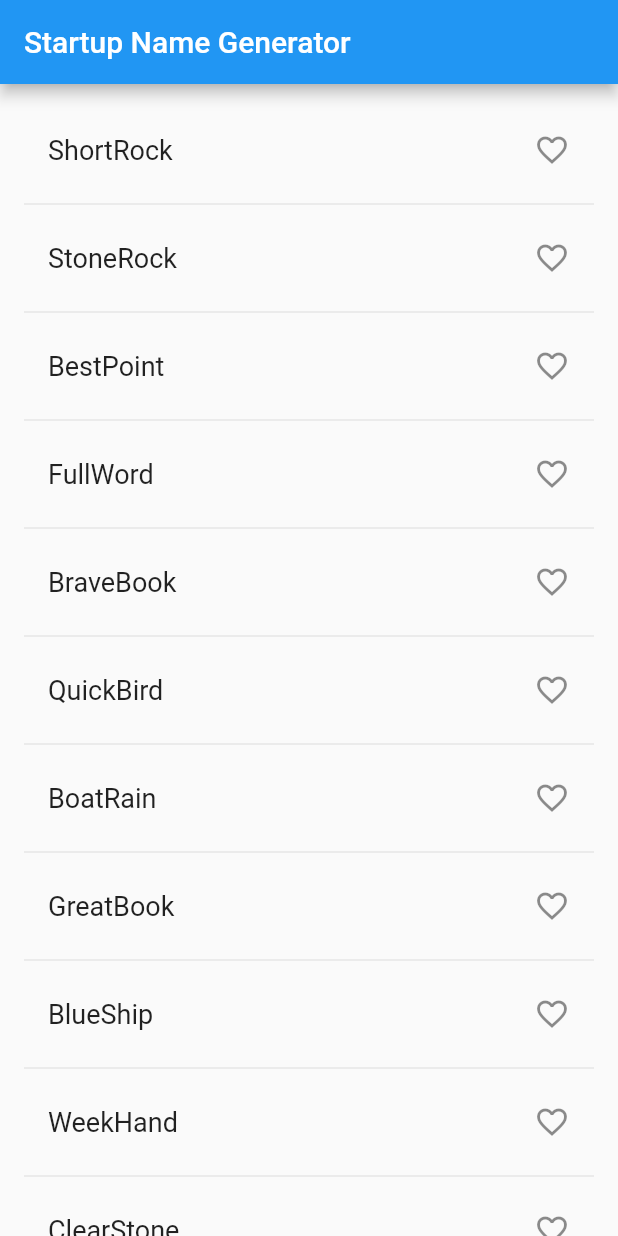
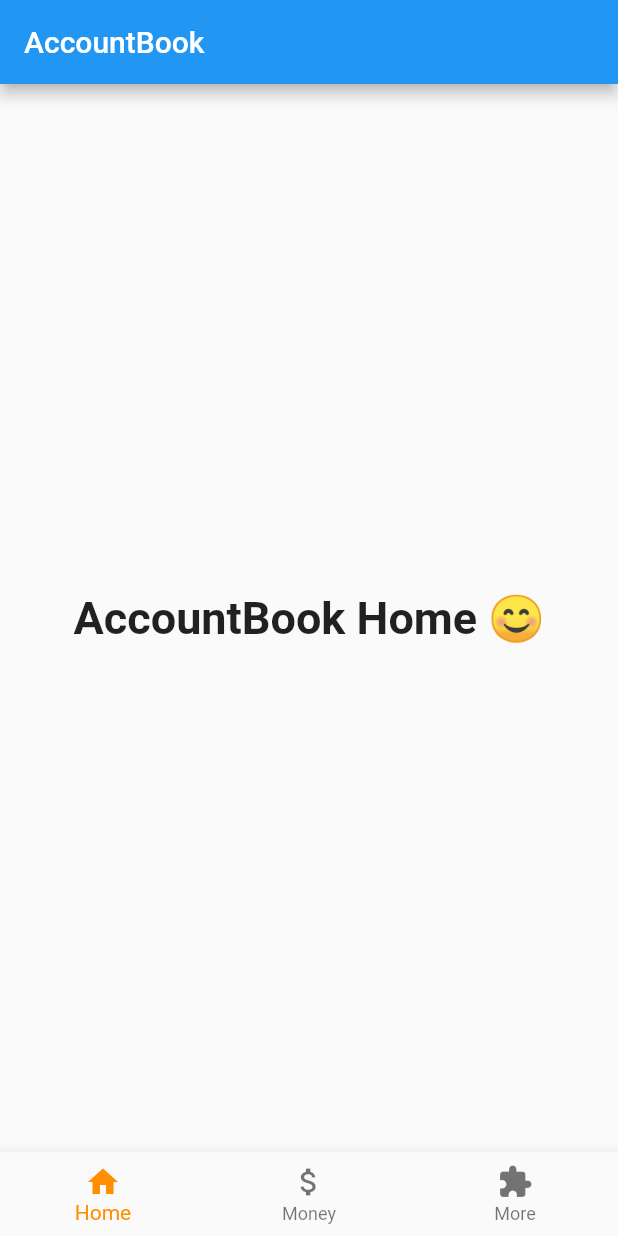
Before and after one commit to xenowits/xenowits_account_book, a Flutter app: the screen it shows after launch, on a phone screen of 412 x 824 dp. Run offline on Flutter 3.47's test engine with Material 2 defaults, Android fonts, the phone set to English and light mode, and no system bars.

Commit message:
feat: complete bottom navigation bar

```diff
--- a/lib/main.dart
+++ b/lib/main.dart
@@ -1,67 +1,113 @@
-import 'dart:math';
+import 'package:flutter/material.dart';
 
-import 'package:flutter/material.dart';
-import 'package:english_words/english_words.dart';
+void main() {
+  runApp(MaterialApp(
+    title: 'Navigation Basics',
+    home: BottomNavigationBarCustom(),
+  ));
+}
 
-void main() => runApp(MyApp());
-
-class MyApp extends StatelessWidget {
+class FirstRoute extends StatelessWidget {
   @override
   Widget build(BuildContext context) {
-    // final wordPair = WordPair.random();
-    return MaterialApp(
-      title: 'Welcome to Flutter',
-      home: RandomWords(),
+    return Scaffold(
+      appBar: AppBar(
+        title: Text('First Route'),
+      ),
+      body: Center(
+        child: ElevatedButton(
+          child: Text('Open route'),
+          onPressed: () {
+            Navigator.push(
+              context,
+              MaterialPageRoute(builder: (context) => SecondRoute()),
+            );
+          },
+        ),
+      ),
     );
   }
 }
 
-class RandomWords extends StatefulWidget {
+class SecondRoute extends StatelessWidget {
   @override
-  _RandomWordsState createState() => _RandomWordsState();
+  Widget build(BuildContext context) {
+    return Scaffold(
+      appBar: AppBar(
+        title: Text("Second Route"),
+      ),
+      body: Center(
+        child: ElevatedButton(
+          onPressed: () {
+            Navigator.pop(context);
+          },
+          child: Text('Go back!'),
+        ),
+      ),
+    );
+  }
 }
 
-class _RandomWordsState extends State<RandomWords> {
-  final _suggestions = <WordPair>[];
-  final _saved = Set<WordPair>();
-  final _biggerFont = TextStyle(fontSize: 18.0);
+class _BottomNavigationBarCustomState extends State<BottomNavigationBarCustom> {
+  int _selectedIndex = 0;
+  static const TextStyle optionStyle =
+      TextStyle(fontSize: 30, fontWeight: FontWeight.bold);
+  static const List<Widget> _widgetOptions = <Widget>[
+    Center(
+      child: Text(
+      'AccountBook Home 😊',
+      style: optionStyle,
+    )),
+    Text(
+      'Money',
+      style: optionStyle,
+    ),
+    Text(
+      'More',
+      style: optionStyle,
+    ),
+  ];
+
+  void _onItemTapped(int index) {
+    setState(() {
+      _selectedIndex = index;
+    });
+  }
 
   @override
   Widget build(BuildContext context) {
     return Scaffold(
       appBar: AppBar(
-        title: Text('Startup Name Generator'),
+        title: const Text('AccountBook'),
       ),
-      body: _buildSuggestions(),
+      body: Center(
+        child: _widgetOptions.elementAt(_selectedIndex),
+      ),
+      bottomNavigationBar: BottomNavigationBar(
+        items: const <BottomNavigationBarItem>[
+          BottomNavigationBarItem(
+            icon: Icon(Icons.home),
+            label: 'Home',
+          ),
+          BottomNavigationBarItem(
+            icon: Icon(Icons.attach_money),
+            label: 'Money',
+          ),
+          BottomNavigationBarItem(
+            icon: Icon(Icons.extension),
+            label: 'More',
+          ),
+        ],
+        currentIndex: _selectedIndex,
+        selectedItemColor: Colors.amber[800],
+        onTap: _onItemTapped,
+      ),
     );
   }
+}
 
-  Widget _buildRow(WordPair pair) {
-    final alreadySaved = _saved.contains(pair);
-    return ListTile(
-      title: Text(
-        pair.asPascalCase,
-        style: _biggerFont,
-      ),
-      trailing: Icon(
-        // NEW from here...
-        alreadySaved ? Icons.favorite : Icons.favorite_border,
-        color: alreadySaved ? Colors.red : null,
-      ), // ... to here.
-    );
-  }
-
-  Widget _buildSuggestions() {
-    return ListView.builder(
-        padding: EdgeInsets.all(16.0),
-        itemBuilder: /*1*/ (context, i) {
-          if (i.isOdd) return Divider(); /*2*/
-
-          final index = i ~/ 2; /*3*/
-          if (index >= _suggestions.length) {
-            _suggestions.addAll(generateWordPairs().take(10)); /*4*/
-          }
-          return _buildRow(_suggestions[index]);
-        });
-  }
+class BottomNavigationBarCustom extends StatefulWidget {
+  @override
+  _BottomNavigationBarCustomState createState() =>
+      _BottomNavigationBarCustomState();
 }
```
